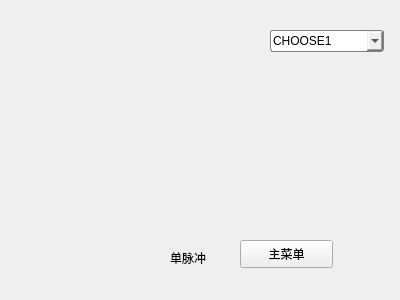
This is singlemode.ui in nntzhc/TMS_screen-database as Qt 5 draws it before an edit. The edited form follows.
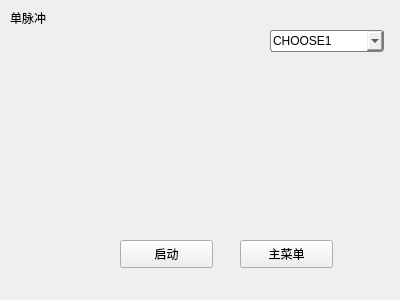
This is the edited form.

```diff
--- a/singlemode.ui
+++ b/singlemode.ui
@@ -29,8 +29,8 @@
   <widget class="QLabel" name="label">
    <property name="geometry">
     <rect>
-     <x>170</x>
-     <y>250</y>
+     <x>10</x>
+     <y>10</y>
      <width>72</width>
      <height>15</height>
     </rect>
@@ -66,6 +66,19 @@
     </property>
    </item>
   </widget>
+  <widget class="QPushButton" name="startButton">
+   <property name="geometry">
+    <rect>
+     <x>120</x>
+     <y>240</y>
+     <width>93</width>
+     <height>28</height>
+    </rect>
+   </property>
+   <property name="text">
+    <string>启动</string>
+   </property>
+  </widget>
  </widget>
  <resources/>
  <connections/>
```
